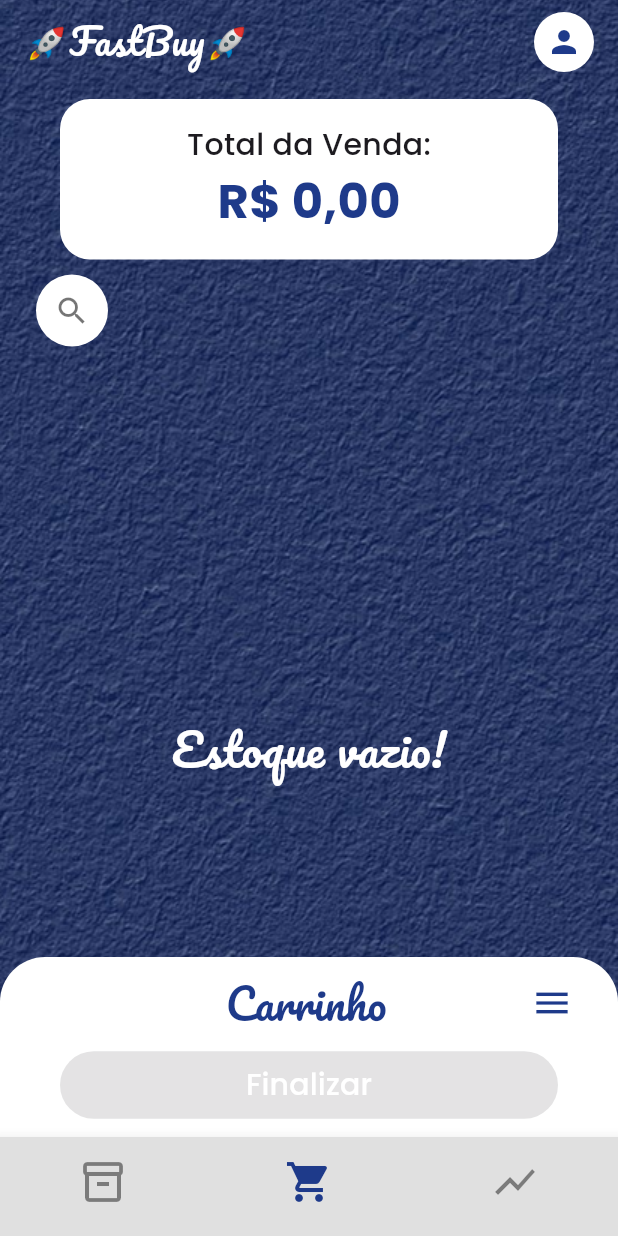
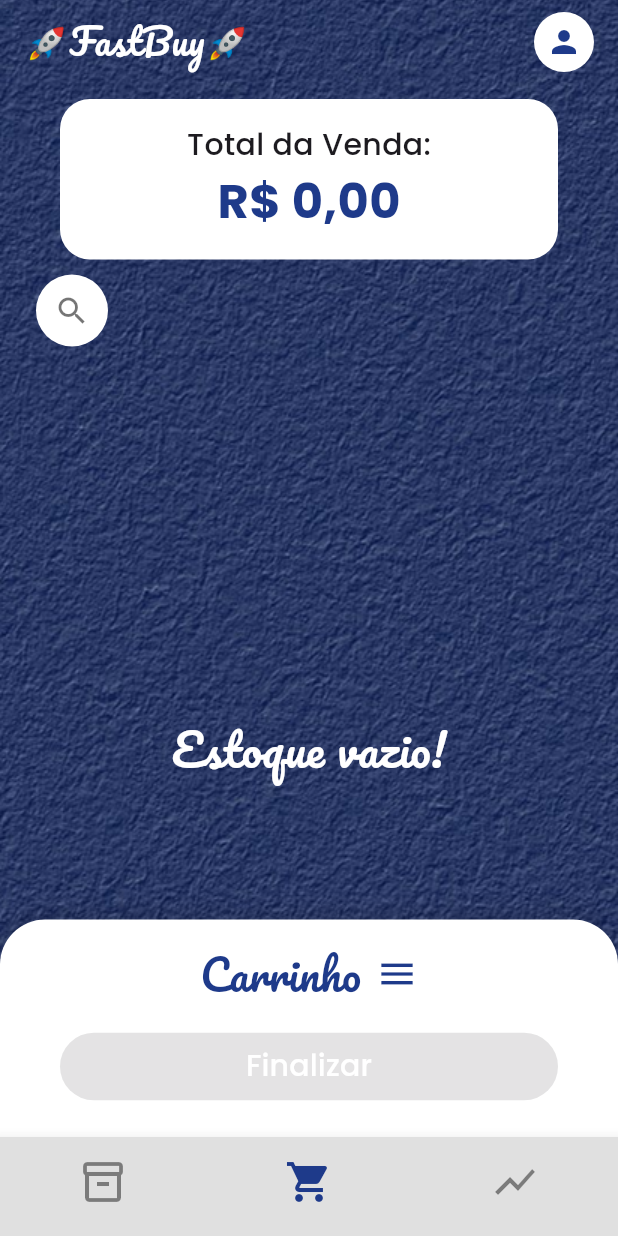
Before and after one commit to Grizzlyess/FastBuy, a Flutter app: the screen it shows after launch, item 2 of the bottom bar chosen, on a phone screen of 412 x 824 dp. Run offline on Flutter 3.47's test engine with Material 3 defaults, Android fonts, the phone set to English and light mode, and no system bars; our stand-ins replace file_picker, google_fonts, sqflite; accounts and stored records are empty; project files that could hold a hidden picture were left out.

Commit message:
corrigindo o erro da barra do carrinho

```diff
--- a/lib/pages/carrinho_page.dart
+++ b/lib/pages/carrinho_page.dart
@@ -22,6 +22,7 @@ class CarrinhoPage extends StatefulWidget {
 class _CarrinhoPageState extends State<CarrinhoPage> {
   final _repository = ProdutoRepository();
   List<ItemVenda> _itensVenda = [];
+  bool _carrinhoExpandido = false;
 
   @override
   void initState() {
@@ -132,49 +133,96 @@ class _CarrinhoPageState extends State<CarrinhoPage> {
           ),
 
           // PAINEL FIXO DO CARRINHO EM BAIXO
+          // PAINEL EXPANSÍVEL DO CARRINHO
           Align(
             alignment: Alignment.bottomCenter,
-            child: Container(
-              height: 120, // Altura fixa para não causar overflow
+            child: GestureDetector( // Deteta o toque na palavra 'Carrinho'
+              onVerticalDragUpdate: (details) {
+                // Permite arrastar para baixo para fechar
+                if (details.primaryDelta! > 10 && _carrinhoExpandido) {
+                   setState(() => _carrinhoExpandido = false);
+                }
+                 // Permite arrastar para cima para abrir
+                else if (details.primaryDelta! < -10 && !_carrinhoExpandido) {
+                  setState(() => _carrinhoExpandido = true);
+                }
+              },
+              child: AnimatedContainer(
+                duration: const Duration(milliseconds: 300),
+                curve: Curves.easeInOut,
+                height: _carrinhoExpandido ? 400 : 145, // Altura muda consoante o estado
                 width: double.infinity,
-              decoration: const BoxDecoration(
+                decoration: BoxDecoration(
                   color: Colors.white,
-                borderRadius: BorderRadius.vertical(top: Radius.circular(30)),
+                  borderRadius: const BorderRadius.vertical(top: Radius.circular(30)),
+                  boxShadow: [
+                     // Sombra subtil para destacar o painel sobre a grelha
+                    BoxShadow(color: Colors.black.withOpacity(0.1), blurRadius: 10, offset: const Offset(0, -5))
+                  ]
                 ),
                 child: Column(
-                mainAxisAlignment: MainAxisAlignment.spaceEvenly,
                   children: [
-                  Padding(
-                    padding: const EdgeInsets.symmetric(horizontal: 30.0),
+                    // CABEÇALHO DO PAINEL (Clica para expandir/recolher)
+                    GestureDetector(
+                      onTap: () {
+                        setState(() {
+                          _carrinhoExpandido = !_carrinhoExpandido;
+                        });
+                      },
+                      child: Container(
+                        padding: const EdgeInsets.only(top: 16, bottom: 8, left: 24, right: 24),
+                        color: Colors.transparent,
                         child: Row(
-                      mainAxisAlignment: MainAxisAlignment.spaceBetween,
+                          mainAxisAlignment: MainAxisAlignment.center,
                           children: [
-                        const SizedBox(width: 24), // Espaçador para centrar o texto
                             Text(
                               'Carrinho',
-                          style: GoogleFonts.pacifico(
-                              fontSize: 28, color: const Color(0xFF1E3A8A)),
+                              style: GoogleFonts.pacifico(fontSize: 28, color: const Color(0xFF1E3A8A)),
                             ),
-                        const Icon(Icons.menu, color: Color(0xFF1E3A8A), size: 28),
+                            const SizedBox(width: 10),
+                            Icon(_carrinhoExpandido ? Icons.keyboard_arrow_down : Icons.menu, color: const Color(0xFF1E3A8A), size: 28),
                           ],
                         ),
                       ),
+                    ),
+
+                    // LISTA DE ITENS (Só aparece se estiver expandido)
+                    if (_carrinhoExpandido)
+                      Expanded(
+                        child: ListView.builder(
+                          padding: const EdgeInsets.symmetric(horizontal: 16),
+                          itemCount: _itensVenda.where((item) => item.quantidadeSelecionada > 0).length,
+                          itemBuilder: (context, index) {
+                            // Filtra apenas os itens com quantidade > 0
+                            final itensNoCarrinho = _itensVenda.where((item) => item.quantidadeSelecionada > 0).toList();
+                            final item = itensNoCarrinho[index];
+                            return ListTile(
+                              title: Text(item.produto.nome, style: GoogleFonts.poppins()),
+                              subtitle: Text('R\$ ${item.produto.valor.toStringAsFixed(2)}', style: GoogleFonts.poppins(color: Colors.grey)),
+                              trailing: Text('Qtd: ${item.quantidadeSelecionada}', style: GoogleFonts.poppins(fontWeight: FontWeight.bold)),
+                            );
+                          },
+                        ),
+                      ),
+
+                    // BOTÃO FINALIZAR
                     Padding(
-                    padding: const EdgeInsets.symmetric(horizontal: 40.0),
+                      padding: const EdgeInsets.only(left: 40.0, right: 40.0, bottom: 20.0, top: 10),
                       child: ElevatedButton(
                         style: ElevatedButton.styleFrom(
                           backgroundColor: const Color(0xFF1A3B5C),
                           minimumSize: const Size(double.infinity, 45),
-                        shape: RoundedRectangleBorder(
-                            borderRadius: BorderRadius.circular(25)),
+                          shape: RoundedRectangleBorder(borderRadius: BorderRadius.circular(25)),
                         ),
-                      onPressed: _totalVenda > 0 ? () {} : null,
-                      child: Text('Finalizar',
-                          style: GoogleFonts.poppins(
-                              fontSize: 20, color: Colors.white)),
+                        onPressed: _totalVenda > 0 ? () async {
+                           // Lógica de finalização aqui...
+                           // (Cole a lógica de finalização e baixa de stock que criei na resposta anterior)
+                        } : null,
+                        child: Text('Finalizar', style: GoogleFonts.poppins(fontSize: 20, color: Colors.white)),
                       ),
                     ),
                   ],
+                ),
               ),
             ),
           ),
```
Lines whose indentation alone changed are shown as unchanged.
